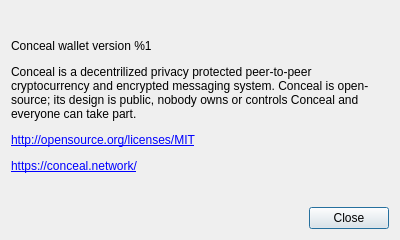
Qt form src/gui/ui/aboutdialog.ui (ConcealNetwork/conceal-desktop) before a commit.
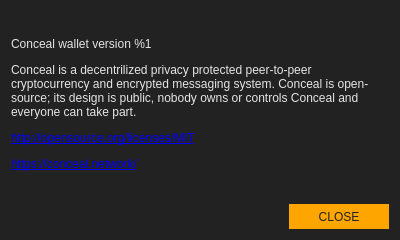
The same form after that commit.

Commit message: close to ending alpha

What changed in the file:
```diff
--- a/src/gui/ui/aboutdialog.ui
+++ b/src/gui/ui/aboutdialog.ui
@@ -31,6 +31,9 @@
   <property name="windowTitle">
    <string>About %1</string>
   </property>
+  <property name="styleSheet">
+   <string notr="true">background-color: #222; color: #e5e5e5;</string>
+  </property>
   <layout class="QVBoxLayout" name="verticalLayout" stretch="0,0">
    <item>
     <widget class="QLabel" name="m_aboutLabel">
@@ -40,6 +43,12 @@
        <verstretch>0</verstretch>
       </sizepolicy>
      </property>
+     <property name="font">
+      <font>
+       <family>Arial</family>
+       <pointsize>9</pointsize>
+      </font>
+     </property>
      <property name="text">
       <string>&lt;html&gt;&lt;head/&gt;&lt;body&gt;&lt;p&gt;Conceal wallet version %1&lt;/p&gt;&lt;p&gt;Conceal is a decentrilized privacy protected peer-to-peer cryptocurrency and encrypted messaging system. Conceal is open-source; its design is public, nobody owns or controls Conceal and everyone can take part.&lt;/p&gt;&lt;p&gt;&lt;a href=&quot;http://opensource.org/licenses/MIT&quot;&gt;&lt;span style=&quot; text-decoration: underline; color:#0000ff;&quot;&gt;http://opensource.org/licenses/MIT&lt;/span&gt;&lt;/a&gt;&lt;/p&gt;&lt;p&gt;&lt;a href=&quot;https://conceal.network/&quot;&gt;&lt;span style=&quot; text-decoration: underline; color:#0000ff;&quot;&gt;https://conceal.network/&lt;/span&gt;&lt;/a&gt;&lt;/p&gt;&lt;/body&gt;&lt;/html&gt;</string>
      </property>
@@ -71,8 +80,17 @@
      </item>
      <item>
       <widget class="QPushButton" name="m_closeButton">
+       <property name="minimumSize">
+        <size>
+         <width>100</width>
+         <height>25</height>
+        </size>
+       </property>
+       <property name="styleSheet">
+        <string notr="true">color: #222; border-radius: 0px; border: 0px solid; background-color: orange;</string>
+       </property>
        <property name="text">
-        <string>Close</string>
+        <string>CLOSE</string>
        </property>
       </widget>
      </item>
```
The commit also changes 61 other files.
